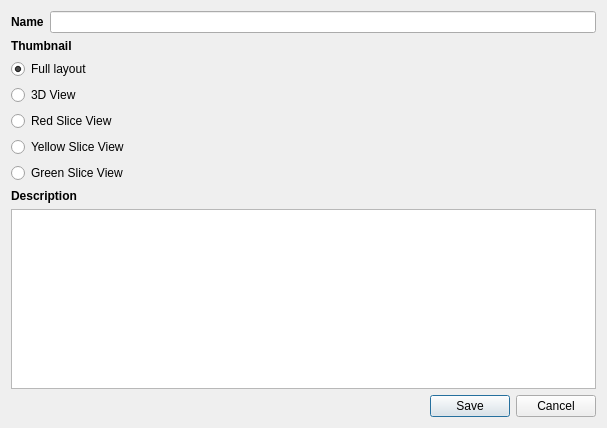
Before: the Qt Designer form QTModules/Annotation/Resources/UI/qSlicerAnnotationModuleSnapShotDialog.ui in gezidan/Slicer, drawn with Qt 5.
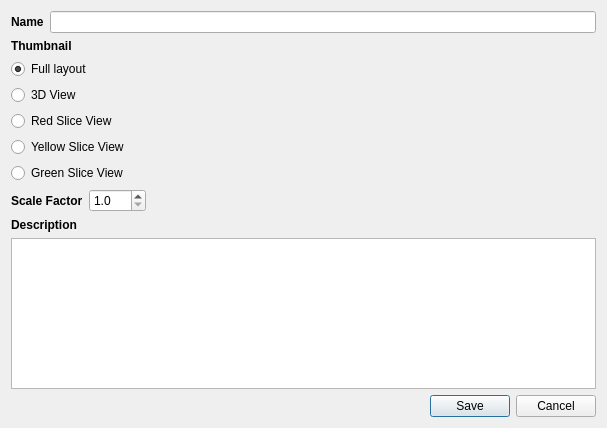
After: the same form once the commit is applied. Icons and pictures are not drawn.

Commit message: ENH: Annotation: Add ScaleFactor to Screenshot functionality (MRML,GUI,Logic).

The edit to the form file:
```diff
--- a/QTModules/Annotation/Resources/UI/qSlicerAnnotationModuleSnapShotDialog.ui
+++ b/QTModules/Annotation/Resources/UI/qSlicerAnnotationModuleSnapShotDialog.ui
@@ -132,6 +132,48 @@
      </item>
     </layout>
    </item>
+   <item>
+    <layout class="QFormLayout" name="scaleFactorFormLayout">
+     <property name="fieldGrowthPolicy">
+      <enum>QFormLayout::FieldsStayAtSizeHint</enum>
+     </property>
+     <property name="labelAlignment">
+      <set>Qt::AlignLeading|Qt::AlignLeft|Qt::AlignVCenter</set>
+     </property>
+     <property name="formAlignment">
+      <set>Qt::AlignLeading|Qt::AlignLeft|Qt::AlignVCenter</set>
+     </property>
+     <item row="0" column="0">
+      <widget class="QLabel" name="scaleFactorLabel">
+       <property name="font">
+        <font>
+         <weight>75</weight>
+         <bold>true</bold>
+        </font>
+       </property>
+       <property name="text">
+        <string>Scale Factor</string>
+       </property>
+      </widget>
+     </item>
+     <item row="0" column="1">
+      <widget class="QDoubleSpinBox" name="scaleFactorSpinBox">
+       <property name="suffix">
+        <string/>
+       </property>
+       <property name="decimals">
+        <number>1</number>
+       </property>
+       <property name="minimum">
+        <double>1.000000000000000</double>
+       </property>
+       <property name="singleStep">
+        <double>0.500000000000000</double>
+       </property>
+      </widget>
+     </item>
+    </layout>
+   </item>
    <item>
     <widget class="QLabel" name="descriptionLabel">
      <property name="font">
```
Left out of the diff: 2 changed lines with no effect on the pictures. The commit also changes 7 other files.
